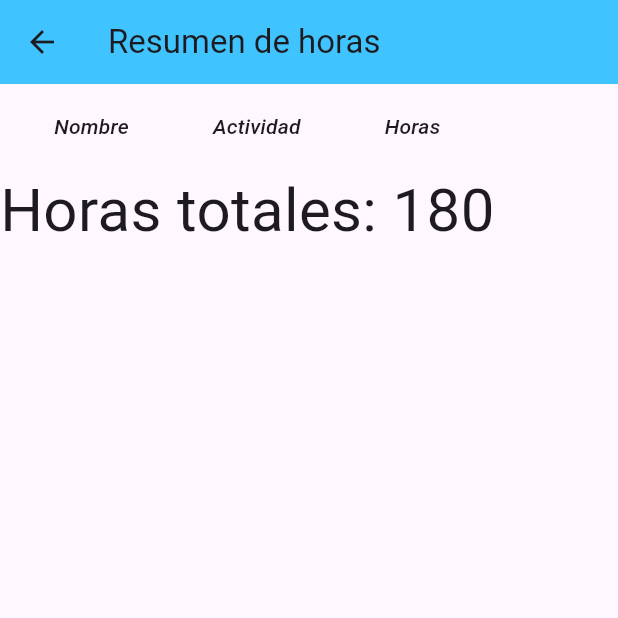
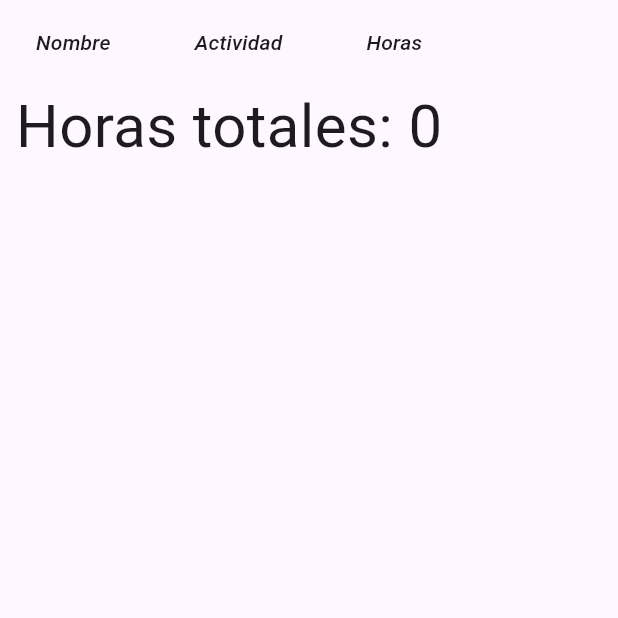
Before and after one commit to ErickJairCO/formacion_complementaria, a Flutter app: the Contador screen opened directly, on a phone screen of 412 x 824 dp, the top half of it. Run offline on Flutter 3.47's test engine with Material 2 defaults, Android fonts, the phone set to English and light mode, and no system bars; our stand-ins replace cloud_firestore, firebase_auth, firebase_core, google_sign_in; missing offline and left inert: qr_bar_code; accounts and stored records are empty; key blocks and very long unbroken strings in the code were emptied for the run.

Commit message:
Funcion del contador y la tabla de la visualizacion de las horas complementarias completo

```diff
--- a/lib/pantallas/contador.dart
+++ b/lib/pantallas/contador.dart
@@ -15,6 +15,8 @@ class _Contador extends State<Contador>{
   List<String> tipo = [];
   List<String> actividad = [];
   List<String> horas = [];
+
+  int suma = 0;
 
   void _cargaData() async {
     String? uid = await aU.getCurrentUserUid();
@@ -35,6 +37,7 @@ class _Contador extends State<Contador>{
 
   List<DataRow> _cargaLista(){
     List<DataRow> datos = [];
+    //int _suma = 0;
     for (int i=0; i<tipo.length; i++){
       datos.add(
         DataRow(
@@ -45,6 +48,8 @@ class _Contador extends State<Contador>{
             ]
         ),
       );
+      suma += int.parse(horas[i]);
+
     }
 
     return datos;
@@ -81,15 +86,11 @@ class _Contador extends State<Contador>{
   @override
   Widget build(BuildContext context) {
     return Scaffold(
-      appBar: AppBar(
-        title: Text('Resumen de horas'),
-        backgroundColor: Colors.lightBlueAccent,
-      ),
       body: Column(
         mainAxisAlignment: MainAxisAlignment.start,
         children: [
           crearTabla(),
-          Text('Horas totales: 180', style: const TextStyle(fontSize: 40)),
+          Text('Horas totales: ${suma}', style: TextStyle(fontSize: 40)),
         ],
       ),
     );
```
